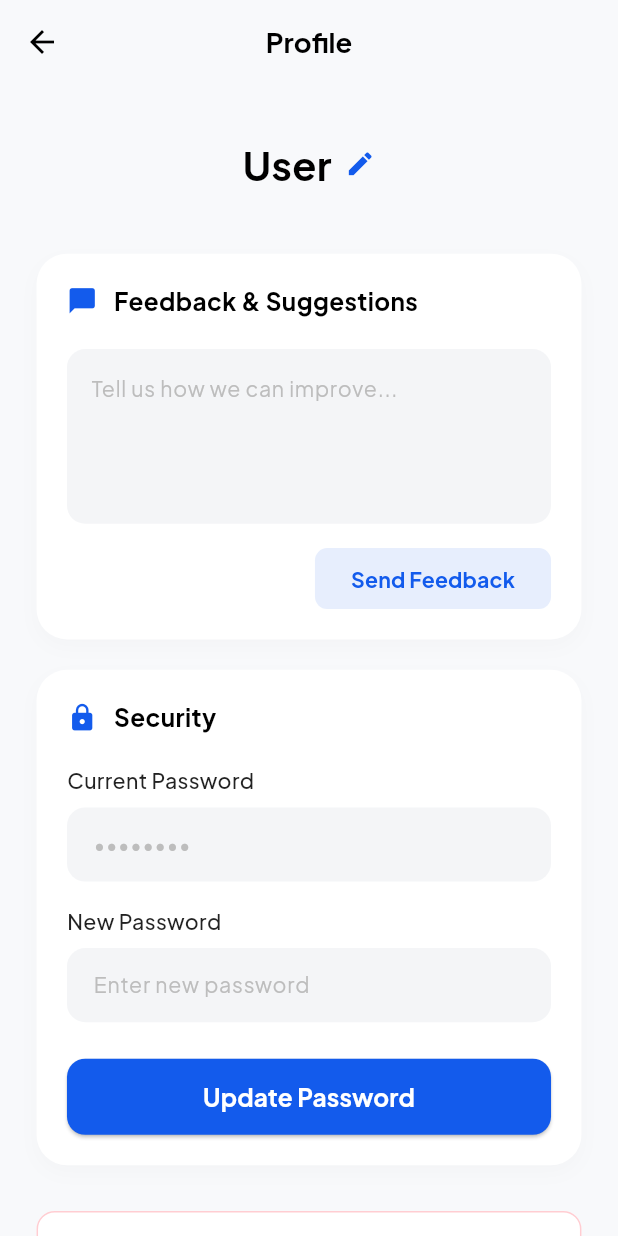
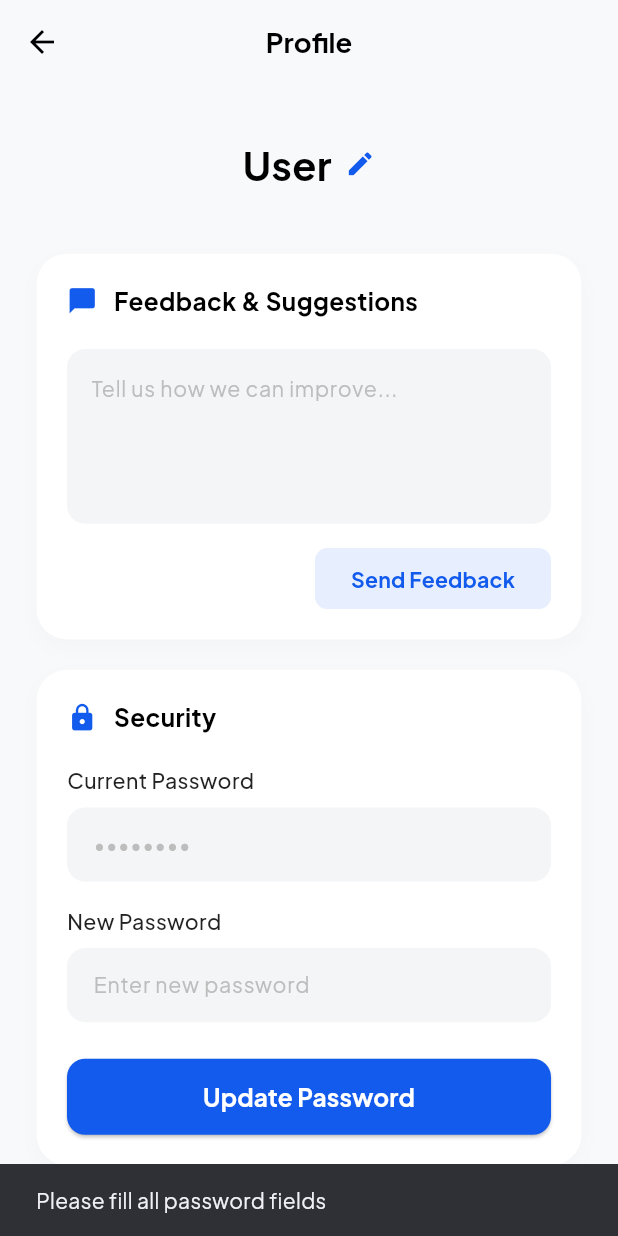
Before and after one commit to Kundalaryan/fresh_grocery, a Flutter app: the ProfileScreen screen opened directly, after a tap on "Update Password", on a phone screen of 412 x 824 dp. Run offline on Flutter 3.47's test engine with Material 3 defaults, Android fonts, the phone set to English and light mode, and no system bars; our stand-ins replace cached_network_image, dio, flutter_riverpod, flutter_screenutil, flutter_secure_storage, open_filex and 1 more; missing offline and left inert: flutter_displaymode; accounts and stored records are empty; network calls fail.

Commit message:
added update password feture

```diff
--- a/lib/features/profile/presentation/profile_screen.dart
+++ b/lib/features/profile/presentation/profile_screen.dart
@@ -1,7 +1,5 @@
 import 'package:flutter/material.dart';
-import 'package:flutter_screenutil/flutter_screenutil.dart'; // IMPORT ADDED
-import 'package:google_fonts/google_fonts.dart'; // Keep if used globally, else remove
-
+import 'package:flutter_screenutil/flutter_screenutil.dart';
 import '../../../core/constants/app_colors.dart';
 import '../../../core/storage/secure_storage.dart';
 import '../../onboarding/presentation/about_us_screen.dart';
@@ -19,6 +17,7 @@ class _ProfileScreenState extends State<ProfileScreen> {
 
   // State Variables
   bool _isSendingFeedback = false;
+  bool _isUpdatingPassword = false; // Loading state for password
   String _userName = "Loading...";
 
   // Controllers
@@ -55,7 +54,7 @@ class _ProfileScreenState extends State<ProfileScreen> {
         return StatefulBuilder(
           builder: (context, setStateDialog) {
             return AlertDialog(
-              shape: RoundedRectangleBorder(borderRadius: BorderRadius.circular(20.r)), // Adaptive
+              shape: RoundedRectangleBorder(borderRadius: BorderRadius.circular(20.r)),
               title: Text("Edit Name", style: TextStyle(fontWeight: FontWeight.bold, fontSize: 18.sp)),
               content: TextField(
                 controller: nameController,
@@ -143,21 +142,21 @@ class _ProfileScreenState extends State<ProfileScreen> {
           style: TextStyle(
             color: Colors.black,
             fontWeight: FontWeight.bold,
-            fontSize: 18.sp, // Adaptive Font
+            fontSize: 18.sp,
           ),
         ),
       ),
       body: SingleChildScrollView(
-        padding: EdgeInsets.all(24.0.r), // Adaptive Padding
+        padding: EdgeInsets.all(24.0.r),
         child: Column(
           children: [
             // --- 1. PROFILE HEADER ---
             Center(
               child: Column(
                 children: [
-                  SizedBox(height: 10.h), // Adaptive Height
+                  SizedBox(height: 10.h),
 
-                  // --- CLICKABLE NAME ROW ONLY ---
+                  // --- CLICKABLE NAME ROW ---
                   GestureDetector(
                     onTap: _showEditNameDialog,
                     child: Row(
@@ -166,13 +165,13 @@ class _ProfileScreenState extends State<ProfileScreen> {
                         Text(
                           _userName,
                           style: TextStyle(
-                            fontSize: 26.sp, // Adaptive Font
+                            fontSize: 26.sp,
                             fontWeight: FontWeight.bold,
                             color: Colors.black,
                           ),
                         ),
                         SizedBox(width: 8.w),
-                        Icon(Icons.edit, size: 20.sp, color: AppColors.primary), // Adaptive Icon
+                        Icon(Icons.edit, size: 20.sp, color: AppColors.primary),
                       ],
                     ),
                   ),
@@ -180,7 +179,7 @@ class _ProfileScreenState extends State<ProfileScreen> {
               ),
             ),
 
-            SizedBox(height: 40.h), // Increased spacing after header
+            SizedBox(height: 40.h),
 
             // --- 2. FEEDBACK CARD ---
             _buildSectionCard(
@@ -191,7 +190,7 @@ class _ProfileScreenState extends State<ProfileScreen> {
                   Container(
                     decoration: BoxDecoration(
                       color: const Color(0xFFF4F5F7),
-                      borderRadius: BorderRadius.circular(12.r), // Adaptive Radius
+                      borderRadius: BorderRadius.circular(12.r),
                     ),
                     child: TextField(
                       controller: _feedbackController,
@@ -201,7 +200,7 @@ class _ProfileScreenState extends State<ProfileScreen> {
                         hintText: "Tell us how we can improve...",
                         hintStyle: TextStyle(color: Colors.grey[400], fontSize: 14.sp),
                         border: InputBorder.none,
-                        contentPadding: EdgeInsets.all(16.r), // Adaptive Padding
+                        contentPadding: EdgeInsets.all(16.r),
                       ),
                     ),
                   ),
@@ -209,7 +208,7 @@ class _ProfileScreenState extends State<ProfileScreen> {
                   Align(
                     alignment: Alignment.centerRight,
                     child: SizedBox(
-                      height: 40.h, // Adaptive Height
+                      height: 40.h,
                       child: ElevatedButton(
                         onPressed: _isSendingFeedback
                             ? null
@@ -262,7 +261,7 @@ class _ProfileScreenState extends State<ProfileScreen> {
 
             SizedBox(height: 20.h),
 
-            // --- 3. SECURITY CARD ---
+            // --- 3. SECURITY CARD (Password Update) ---
             _buildSectionCard(
               title: "Security",
               icon: Icons.lock,
@@ -275,18 +274,63 @@ class _ProfileScreenState extends State<ProfileScreen> {
                   _buildLabel("New Password"),
                   _buildPasswordField(_newPassController, "Enter new password"),
                   SizedBox(height: 24.h),
+
+                  // UPDATE BUTTON
                   SizedBox(
                     width: double.infinity,
                     height: 50.h,
                     child: ElevatedButton(
-                      onPressed: () {
-                        // TODO: Call Update Password API
+                      onPressed: _isUpdatingPassword
+                          ? null
+                          : () async {
+                        final current = _currentPassController.text.trim();
+                        final newPass = _newPassController.text.trim();
+
+                        // Validation
+                        if (current.isEmpty || newPass.isEmpty) {
+                          ScaffoldMessenger.of(context).showSnackBar(
+                            const SnackBar(content: Text("Please fill all password fields")),
+                          );
+                          return;
+                        }
+                        if (newPass.length < 8) {
+                          ScaffoldMessenger.of(context).showSnackBar(
+                            const SnackBar(content: Text("New password must be at least 8 characters")),
+                          );
+                          return;
+                        }
+
+                        // Start Loading
+                        setState(() => _isUpdatingPassword = true);
+
+                        // API Call
+                        final response = await _repository.updatePassword(current, newPass);
+
+                        // Handle Result
+                        if (mounted) {
+                          setState(() => _isUpdatingPassword = false);
+
+                          if (response.success) {
+                            _currentPassController.clear();
+                            _newPassController.clear();
+                            FocusManager.instance.primaryFocus?.unfocus();
+                            ScaffoldMessenger.of(context).showSnackBar(
+                              SnackBar(content: Text(response.message), backgroundColor: Colors.green),
+                            );
+                          } else {
+                            ScaffoldMessenger.of(context).showSnackBar(
+                              SnackBar(content: Text(response.message), backgroundColor: Colors.red),
+                            );
+                          }
+                        }
                       },
                       style: ElevatedButton.styleFrom(
                         backgroundColor: AppColors.primary,
                         shape: RoundedRectangleBorder(borderRadius: BorderRadius.circular(12.r)),
                       ),
-                      child: Text(
+                      child: _isUpdatingPassword
+                          ? SizedBox(width: 20.w, height: 20.w, child: const CircularProgressIndicator(color: Colors.white, strokeWidth: 2))
+                          : Text(
                         "Update Password",
                         style: TextStyle(
                           color: Colors.white,
@@ -339,10 +383,10 @@ class _ProfileScreenState extends State<ProfileScreen> {
 
   Widget _buildSectionCard({required String title, required IconData icon, required Widget child}) {
     return Container(
-      padding: EdgeInsets.all(20.r), // Adaptive Padding
+      padding: EdgeInsets.all(20.r),
       decoration: BoxDecoration(
         color: Colors.white,
-        borderRadius: BorderRadius.circular(20.r), // Adaptive Radius
+        borderRadius: BorderRadius.circular(20.r),
         boxShadow: [
           BoxShadow(
             color: Colors.black.withOpacity(0.02),
```
Also changed, not shown: lib/features/profile/data/profile_repository.dart (+25 -0 lines).
